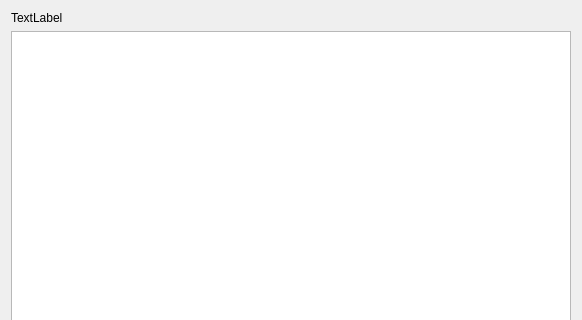
Above: GUI/LogFileWidget.ui from korcankaraokcu/PINCE before the change; both pictures show x 0 to 582 and y 0 to 320 of the 582 by 558 pixel window. Below: the same form after it.
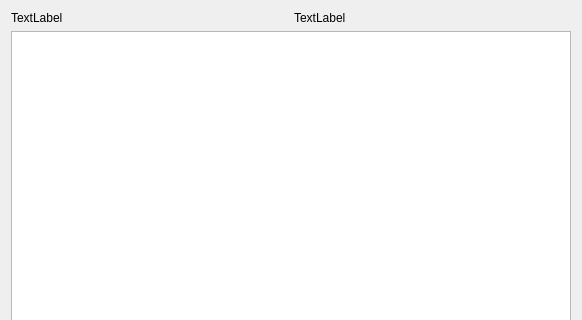
That is the form after the change.

Commit message: Add ability to toggle GDB logging Refactor logging system

The edit to the form file:
```diff
--- a/GUI/LogFileWidget.ui
+++ b/GUI/LogFileWidget.ui
@@ -15,6 +15,8 @@
   </property>
   <layout class="QGridLayout" name="gridLayout">
    <item row="0" column="0">
+    <layout class="QHBoxLayout" name="horizontalLayout">
+     <item>
     <widget class="QLabel" name="label_FilePath">
      <property name="text">
       <string>TextLabel</string>
@@ -23,6 +25,15 @@
       <set>Qt::LinksAccessibleByMouse|Qt::TextSelectableByMouse</set>
      </property>
     </widget>
+     </item>
+     <item>
+      <widget class="QLabel" name="label_LoggingStatus">
+       <property name="text">
+        <string>TextLabel</string>
+       </property>
+      </widget>
+     </item>
+    </layout>
    </item>
    <item row="1" column="0">
     <widget class="QTextBrowser" name="textBrowser_LogContent">
```
Lines whose indentation alone changed are shown as unchanged. The commit also changes 6 other files.
